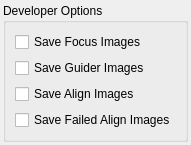
Before: the Qt Designer form kstars/options/opsdeveloper.ui in KDE/kstars, drawn with Qt 5.
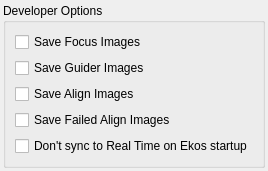
After: the same form once the commit is applied.

Commit message:
Add developer option to not sync clock to real time when Ekos starts
Adds a checkbox in the Developer section of the KStars options menu to NOT sync to the real time clock when Ekos starts up. This is useful when trying recreate reported issues (i.e. run KStars at the same time as the report). It is intentionally done as a sort of double negative (check the box to not sync) as I wanted the normal case to be unchecked, like all the other developer options.

```diff
--- a/kstars/options/opsdeveloper.ui
+++ b/kstars/options/opsdeveloper.ui
@@ -74,6 +74,16 @@
           </property>
          </widget>
         </item>
+        <item row="4" column="0">
+         <widget class="QCheckBox" name="kcfg_DontSyncToRealTime">
+          <property name="toolTip">
+           <string>&lt;html&gt;&lt;head/&gt;&lt;body&gt;&lt;p&gt;Do not sync to the system clock when Ekos is started. This could cause issues for real imaging runs, but can be useful in reproducing/debugging issues.&lt;/p&gt;&lt;/body&gt;&lt;/html&gt;</string>
+          </property>
+          <property name="text">
+           <string>Don't sync to Real Time on Ekos startup</string>
+          </property>
+         </widget>
+        </item>
        </layout>
       </widget>
      </item>
```
The commit also changes 2 other files.
